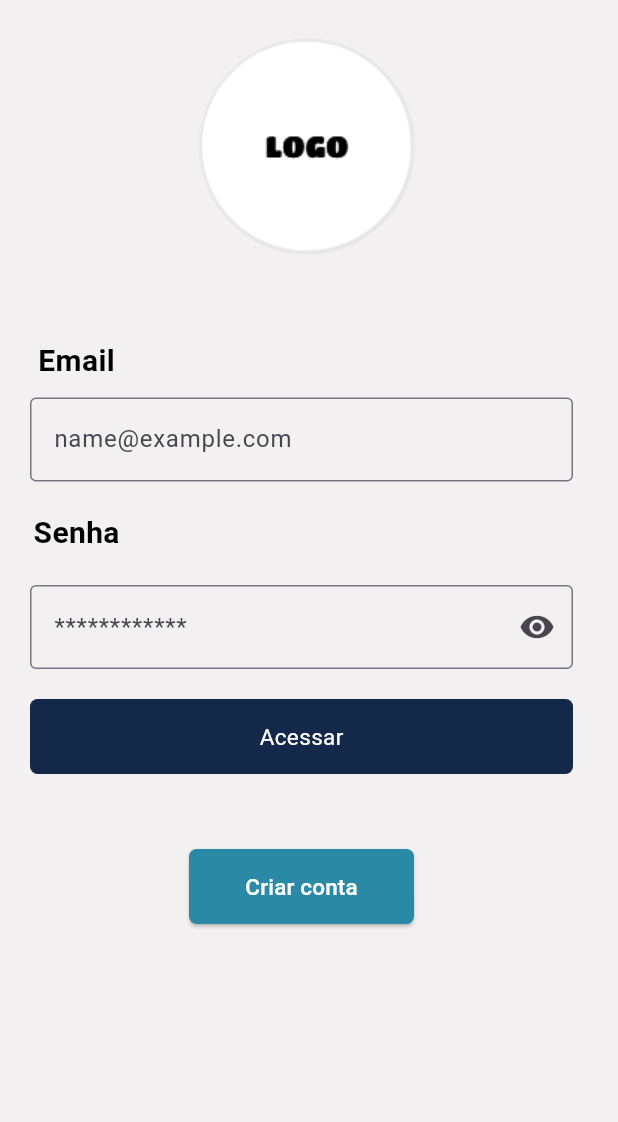
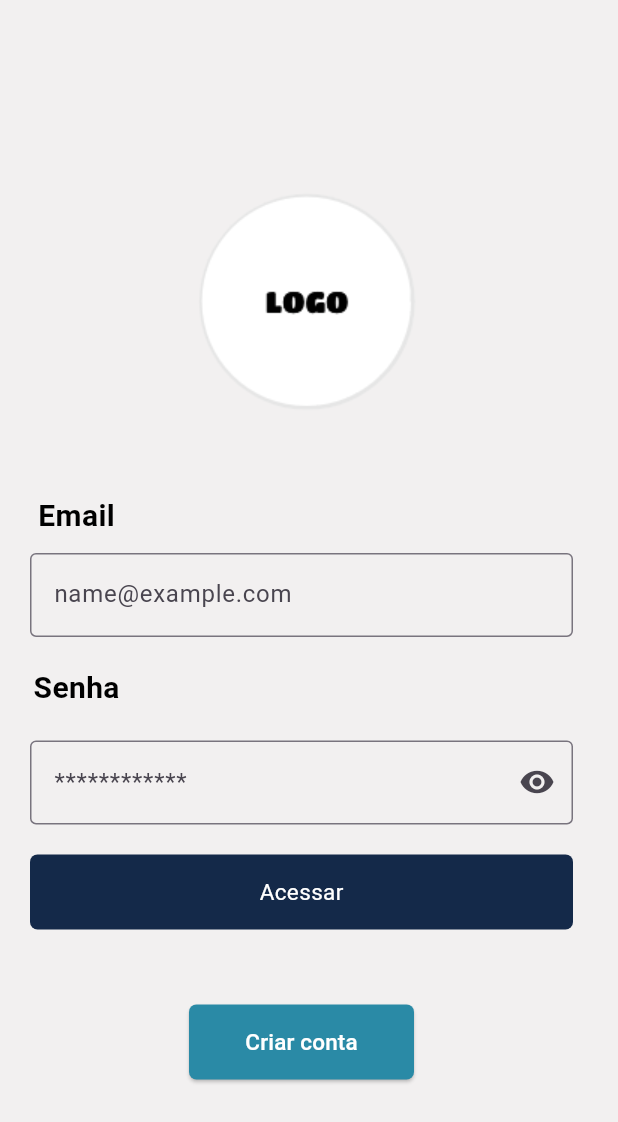
Before and after one commit to kaiquewolf/projetoFlutter, a Flutter app: the screen it shows after launch, on a phone screen of 412 x 824 dp. Shown: the top 1122 px of the screen. Run offline on Flutter 3.47's test engine with Material 2 defaults, Android fonts, the phone set to English and light mode, and no system bars; our stand-ins replace email_validator, geolocator, google_maps_flutter, shared_preferences.

Commit message:
corrigindo erro de rota e otimozando tela de login

```diff
--- a/lib/main.dart
+++ b/lib/main.dart
@@ -1,6 +1,6 @@
 import 'package:flutter/material.dart';
-import 'package:projeto_flutter_mylink/components/maps.dart';
 import 'package:projeto_flutter_mylink/pages/cadastre.dart';
+import 'package:projeto_flutter_mylink/pages/home.dart';
 import 'package:projeto_flutter_mylink/pages/login.dart';
 import 'package:projeto_flutter_mylink/routes/welcome.dart';
 
@@ -13,7 +13,7 @@ void main() {
         '/': (_) => const WelcomePage(),
         '/login': (_) => const LoginPage(),
         '/cadastre': (_) => const CadastrePage(),
-        '/maps': (_) => const Maps(),
+        '/home': (_) => const HomePage(),
       },
       debugShowCheckedModeBanner: false,
     ),
--- a/lib/pages/login.dart
+++ b/lib/pages/login.dart
@@ -22,8 +22,8 @@ class _LoginPageState extends State<LoginPage> {
           width: MediaQuery.of(context).size.width,
           child: Column(
             children: <Widget>[
-              const SizedBox(
-                height: 20,
+              SizedBox(
+                height: MediaQuery.of(context).size.height * 0.15,
               ),
               Image.asset(
                 'images/Logo.png',
--- a/lib/routes/welcome.dart
+++ b/lib/routes/welcome.dart
@@ -14,7 +14,7 @@ class _WelcomePageState extends State<WelcomePage> {
     super.initState();
     verifyToken().then((value) {
       if (value) {
-        Navigator.pushNamed(context, '/maps');
+        Navigator.pushNamed(context, '/home');
       } else {
         Navigator.pushNamed(context, '/login');
       }
```
